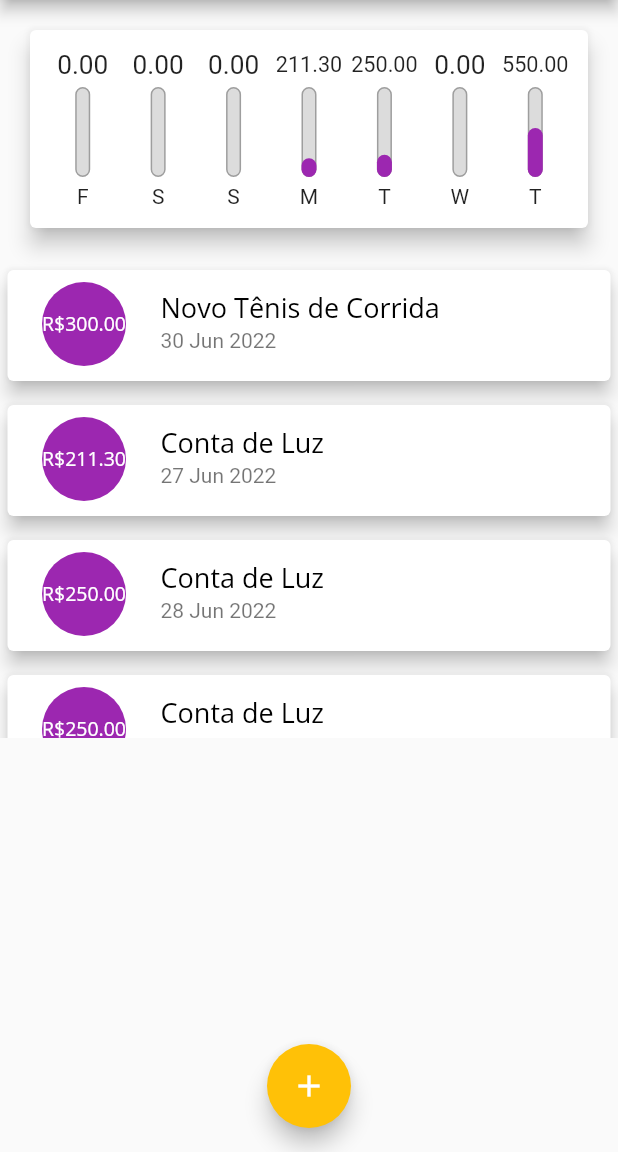
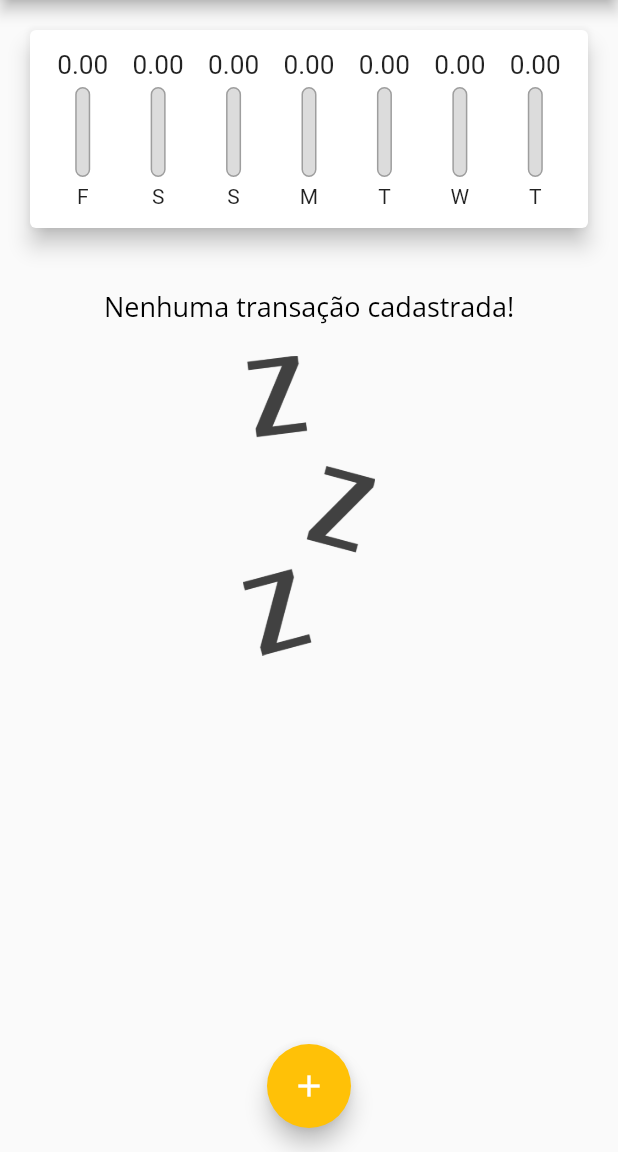
Before and after one commit to CaioNoboa/expenses_APP_Flutter, a Flutter app: the screen it shows after launch, on a phone screen of 412 x 824 dp, the part 84-1236 px from its top. Run offline on Flutter 3.47's test engine with Material 2 defaults, Android fonts, the phone set to English and light mode, and no system bars.

Commit message:
Inclusao-alteracao-data

```diff
--- a/lib/components/chart.dart
+++ b/lib/components/chart.dart
@@ -56,7 +56,7 @@ class Chart extends StatelessWidget {
               child: ChartBar(
                 label: tr['day'] as String,
                 value: tr['value'] as double,
-                percentage: (tr['value'] as double) / _weekTotalValue,
+                percentage: _weekTotalValue == 0 ? 0 : (tr['value'] as double) / _weekTotalValue,
               ),
             );
           }).toList(),
--- a/lib/main.dart
+++ b/lib/main.dart
@@ -57,32 +57,7 @@ class MyHomePage extends StatefulWidget {
 }
 
 class _MyHomePageState extends State<MyHomePage> {
-  final List<Transaction> _transactions = [
-    Transaction(
-      id: 't1',
-      title: 'Novo Tênis de Corrida',
-      value: 300.00,
-      date: DateTime.now(),
-    ),
-    Transaction(
-      id: 't2',
-      title: 'Conta de Luz',
-      value: 211.30,
-      date: DateTime.now().subtract(Duration(days: 3)),
-    ),
-    Transaction(
-      id: 't3',
-      title: 'Conta de Luz',
-      value: 250,
-      date: DateTime.now().subtract(Duration(days: 2)),
-    ),
-    Transaction(
-      id: 't4',
-      title: 'Conta de Luz',
-      value: 250,
-      date: DateTime.now(),
-    ),
-  ];
+  final List<Transaction> _transactions = [];
 
   List<Transaction> get _recentTransactions {
     return _transactions.where((tr) {
@@ -92,12 +67,12 @@ class _MyHomePageState extends State<MyHomePage> {
     }).toList();
   }
 
-  _addTransaction(String title, double value) {
+  _addTransaction(String title, double value, DateTime date) {
     final newTransaction = Transaction(
       id: Random().nextDouble().toString(),
       title: title,
       value: value,
-      date: DateTime.now(),
+      date: date,
     );
 
     setState(() {
```
Also changed, not shown: lib/components/transaction_form.dart (+8 -5 lines).
